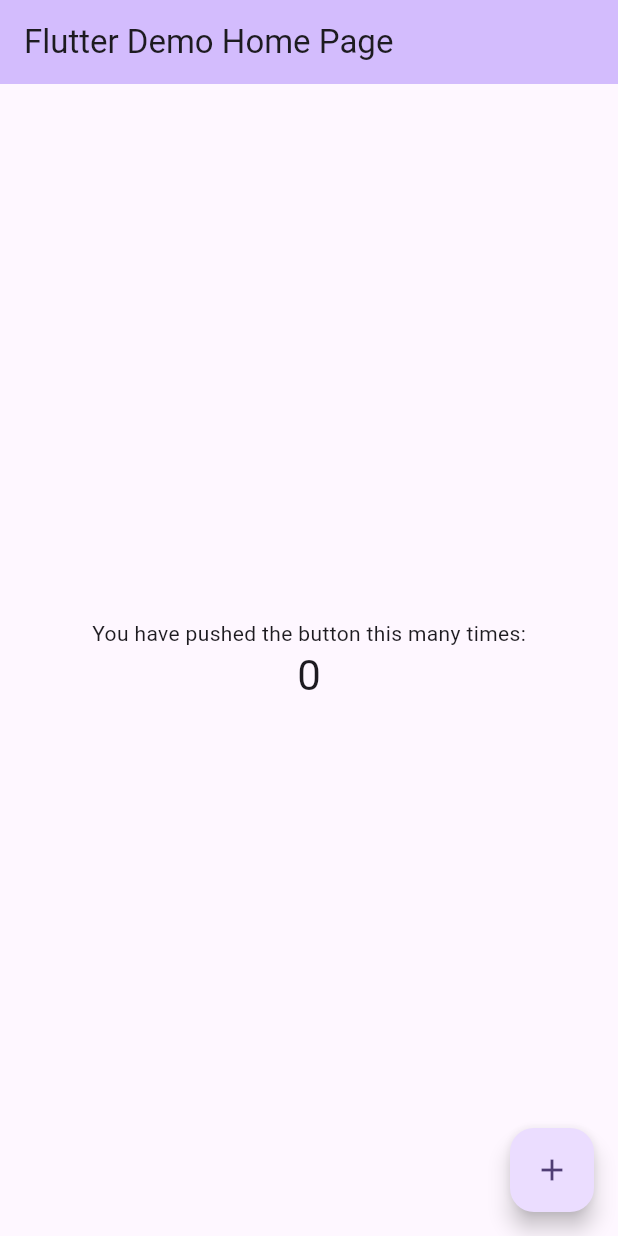
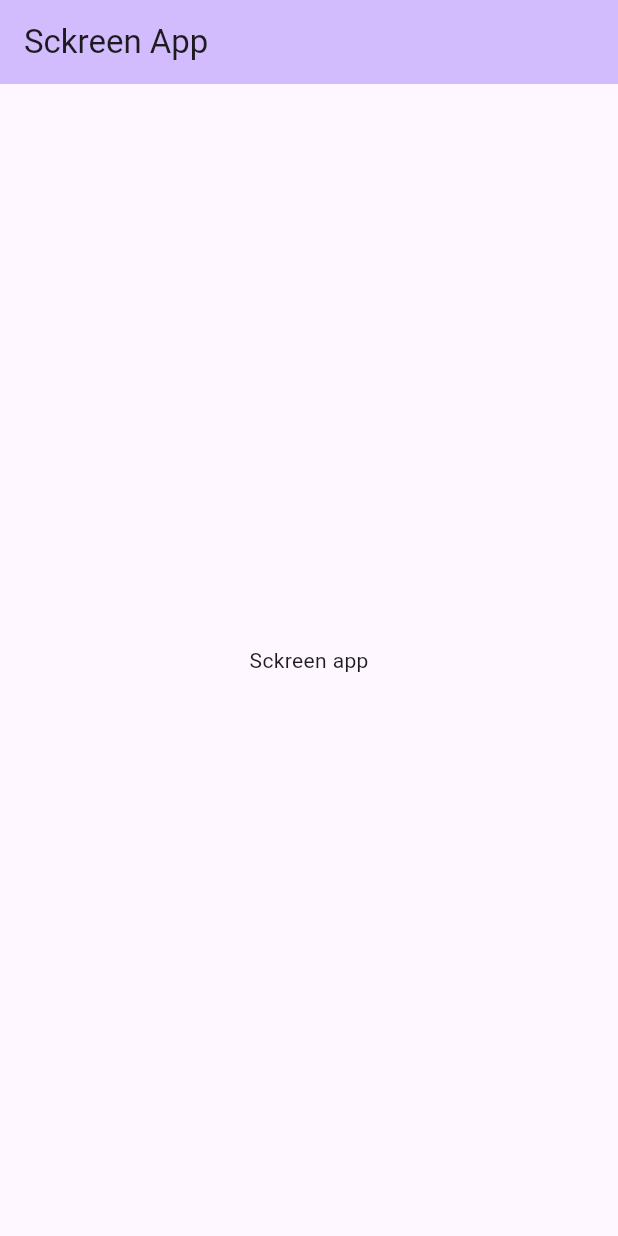
Before and after one commit to JoseLizardo21/SkreenAppMobile, a Flutter app: the screen it shows after launch, on a phone screen of 412 x 824 dp. Run offline on Flutter 3.47's test engine with Material 3 defaults, Android fonts, the phone set to English and light mode, and no system bars.

Commit message:
Clean App

```diff
--- a/lib/main.dart
+++ b/lib/main.dart
@@ -37,16 +37,6 @@
 
 class MyHomePage extends StatefulWidget {
   const MyHomePage({super.key, required this.title});
-
-  // This widget is the home page of your application. It is stateful, meaning
-  // that it has a State object (defined below) that contains fields that affect
-  // how it looks.
-
-  // This class is the configuration for the state. It holds the values (in this
-  // case the title) provided by the parent (in this case the App widget) and
-  // used by the build method of the State. Fields in a Widget subclass are
-  // always marked "final".
-
   final String title;
 
   @override
@@ -54,69 +44,27 @@
 }
 
 class _MyHomePageState extends State<MyHomePage> {
-  int _counter = 0;
 
   void _incrementCounter() {
     setState(() {
-      // This call to setState tells the Flutter framework that something has
-      // changed in this State, which causes it to rerun the build method below
-      // so that the display can reflect the updated values. If we changed
-      // _counter without calling setState(), then the build method would not be
-      // called again, and so nothing would appear to happen.
-      _counter++;
     });
   }
 
   @override
   Widget build(BuildContext context) {
-    // This method is rerun every time setState is called, for instance as done
-    // by the _incrementCounter method above.
-    //
-    // The Flutter framework has been optimized to make rerunning build methods
-    // fast, so that you can just rebuild anything that needs updating rather
-    // than having to individually change instances of widgets.
     return Scaffold(
       appBar: AppBar(
-        // TRY THIS: Try changing the color here to a specific color (to
-        // Colors.amber, perhaps?) and trigger a hot reload to see the AppBar
-        // change color while the other colors stay the same.
         backgroundColor: Theme.of(context).colorScheme.inversePrimary,
-        // Here we take the value from the MyHomePage object that was created by
-        // the App.build method, and use it to set our appbar title.
-        title: Text(widget.title),
+        title: Text('Sckreen App'),
       ),
       body: Center(
-        // Center is a layout widget. It takes a single child and positions it
-        // in the middle of the parent.
         child: Column(
-          // Column is also a layout widget. It takes a list of children and
-          // arranges them vertically. By default, it sizes itself to fit its
-          // children horizontally, and tries to be as tall as its parent.
-          //
-          // Column has various properties to control how it sizes itself and
-          // how it positions its children. Here we use mainAxisAlignment to
-          // center the children vertically; the main axis here is the vertical
-          // axis because Columns are vertical (the cross axis would be
-          // horizontal).
-          //
-          // TRY THIS: Invoke "debug painting" (choose the "Toggle Debug Paint"
-          // action in the IDE, or press "p" in the console), to see the
-          // wireframe for each widget.
           mainAxisAlignment: MainAxisAlignment.center,
           children: <Widget>[
-            const Text('You have pushed the button this many times:'),
-            Text(
-              '$_counter',
-              style: Theme.of(context).textTheme.headlineMedium,
-            ),
+            const Text('Sckreen app'),
           ],
         ),
       ),
-      floatingActionButton: FloatingActionButton(
-        onPressed: _incrementCounter,
-        tooltip: 'Increment',
-        child: const Icon(Icons.add),
-      ), // This trailing comma makes auto-formatting nicer for build methods.
     );
   }
 }
```
